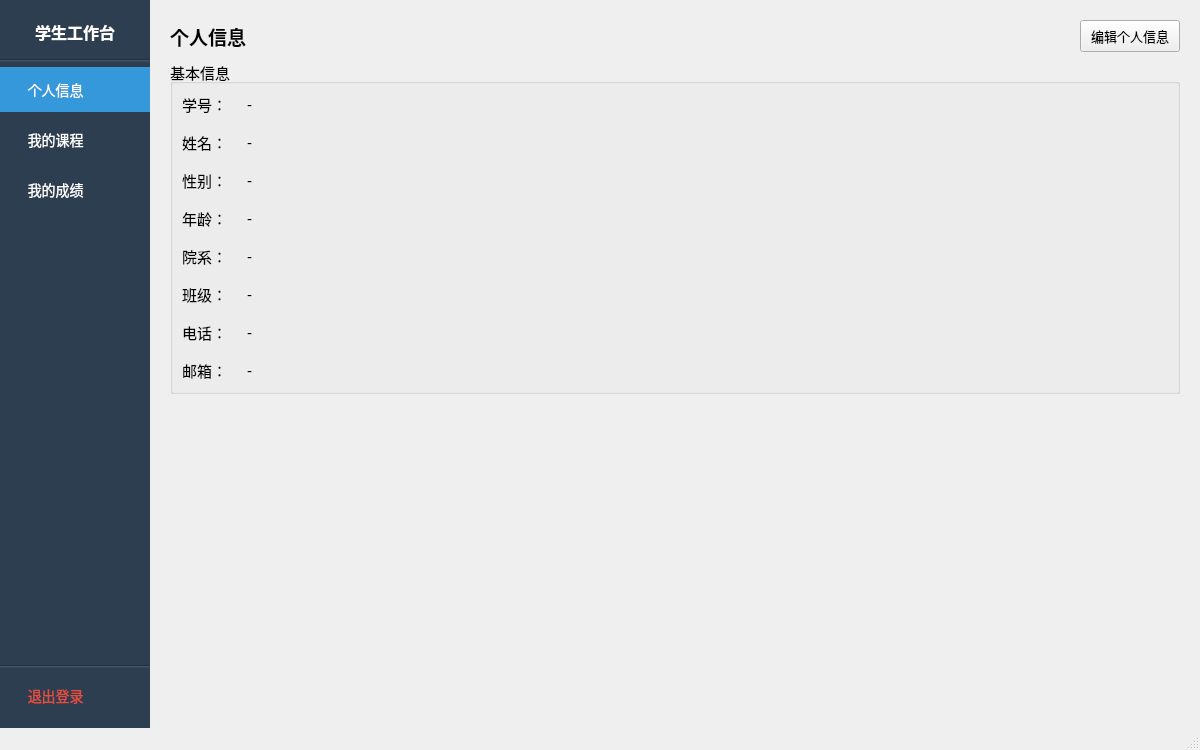
Before: the Qt Designer form ui/studentmainwindow.ui in 13088916luoyi/StudentManager, drawn with Qt 5.
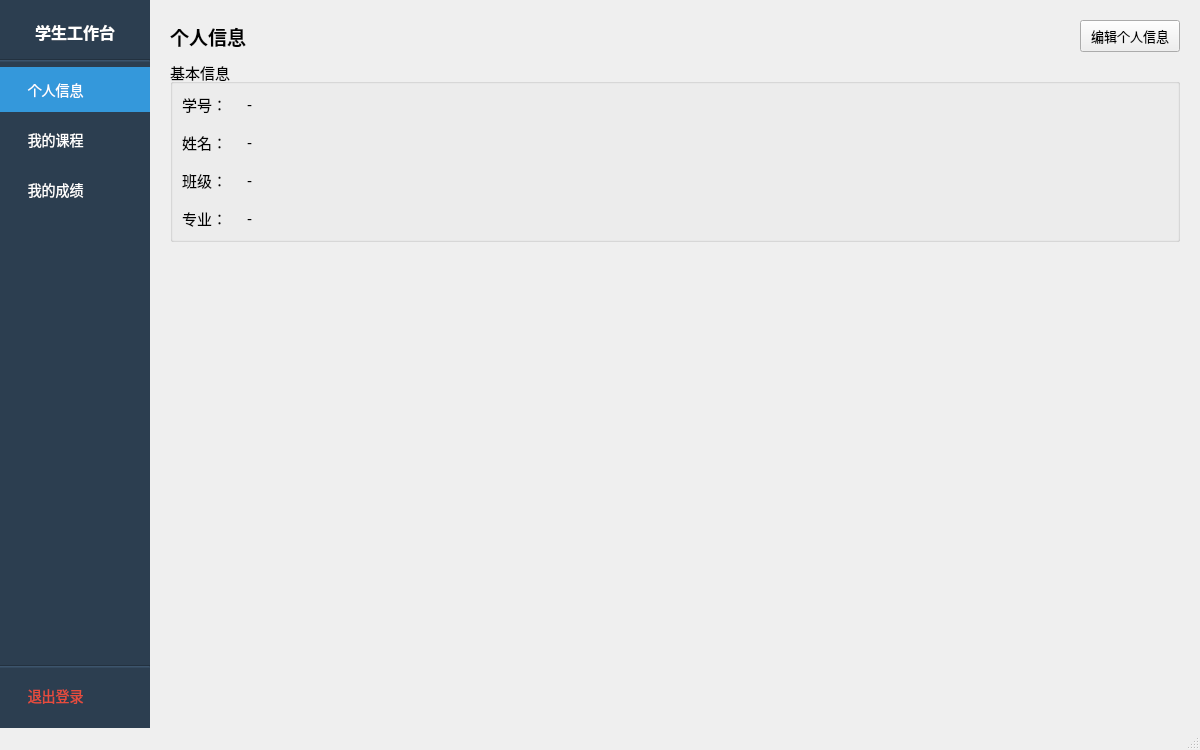
After: the same form once the commit is applied.

The edit to the form file:
```diff
--- a/ui/studentmainwindow.ui
+++ b/ui/studentmainwindow.ui
@@ -338,12 +338,12 @@
               </font>
              </property>
              <property name="text">
-              <string>性别：</string>
+              <string>班级：</string>
              </property>
             </widget>
            </item>
            <item row="2" column="1">
-            <widget class="QLabel" name="genderLabel">
+            <widget class="QLabel" name="classLabel">
              <property name="font">
               <font>
                <pointsize>11</pointsize>
@@ -362,108 +362,12 @@
               </font>
              </property>
              <property name="text">
-              <string>年龄：</string>
+              <string>专业：</string>
              </property>
             </widget>
            </item>
            <item row="3" column="1">
-            <widget class="QLabel" name="ageLabel">
-             <property name="font">
-              <font>
-               <pointsize>11</pointsize>
-              </font>
-             </property>
-             <property name="text">
-              <string>-</string>
-             </property>
-            </widget>
-           </item>
-           <item row="4" column="0">
-            <widget class="QLabel" name="label_5">
-             <property name="font">
-              <font>
-               <pointsize>11</pointsize>
-              </font>
-             </property>
-             <property name="text">
-              <string>院系：</string>
-             </property>
-            </widget>
-           </item>
-           <item row="4" column="1">
-            <widget class="QLabel" name="departmentLabel">
-             <property name="font">
-              <font>
-               <pointsize>11</pointsize>
-              </font>
-             </property>
-             <property name="text">
-              <string>-</string>
-             </property>
-            </widget>
-           </item>
-           <item row="5" column="0">
-            <widget class="QLabel" name="label_6">
-             <property name="font">
-              <font>
-               <pointsize>11</pointsize>
-              </font>
-             </property>
-             <property name="text">
-              <string>班级：</string>
-             </property>
-            </widget>
-           </item>
-           <item row="5" column="1">
-            <widget class="QLabel" name="classLabel">
-             <property name="font">
-              <font>
-               <pointsize>11</pointsize>
-              </font>
-             </property>
-             <property name="text">
-              <string>-</string>
-             </property>
-            </widget>
-           </item>
-           <item row="6" column="0">
-            <widget class="QLabel" name="label_7">
-             <property name="font">
-              <font>
-               <pointsize>11</pointsize>
-              </font>
-             </property>
-             <property name="text">
-              <string>电话：</string>
-             </property>
-            </widget>
-           </item>
-           <item row="6" column="1">
-            <widget class="QLabel" name="phoneLabel">
-             <property name="font">
-              <font>
-               <pointsize>11</pointsize>
-              </font>
-             </property>
-             <property name="text">
-              <string>-</string>
-             </property>
-            </widget>
-           </item>
-           <item row="7" column="0">
-            <widget class="QLabel" name="label_8">
-             <property name="font">
-              <font>
-               <pointsize>11</pointsize>
-              </font>
-             </property>
-             <property name="text">
-              <string>邮箱：</string>
-             </property>
-            </widget>
-           </item>
-           <item row="7" column="1">
-            <widget class="QLabel" name="emailLabel">
+            <widget class="QLabel" name="majorLabel">
              <property name="font">
               <font>
                <pointsize>11</pointsize>
```
Left out of the diff: 4 changed lines with no effect on the pictures.
